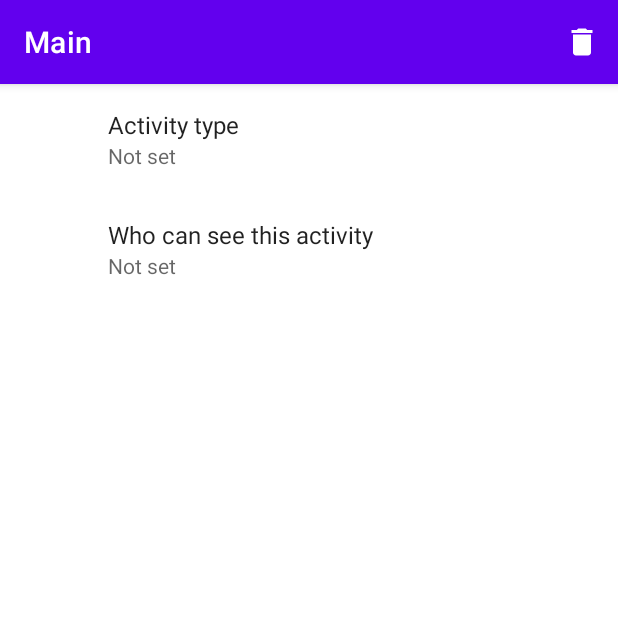
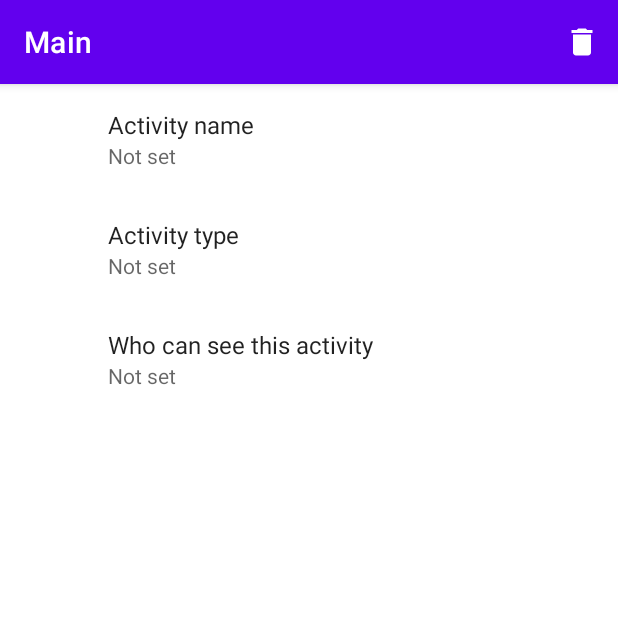
Before and after one commit to AdrianMiozga/Franko, an Android app: the fragment ActivityEditFragment placed in its activity, on a phone screen of 412 x 824 dp, the top half of it. Run offline under Robolectric (Android 15) with nearby library versions, the phone set to English and light mode, and no system bars; our stand-ins replace Dagger/Hilt's generated code, Firebase (no records; nobody signed in at launch, a user with empty details on screens opened directly), androidx.preference, navigation-ui; libraries missing offline, so code that uses them is left out: com.firebase.ui; 6 statements that could not run were skipped.

Commit message:
Ability to change activity name

```diff
--- a/app/src/main/java/org/wentura/franko/Constants.kt
+++ b/app/src/main/java/org/wentura/franko/Constants.kt
@@ -39,6 +39,7 @@ object Constants {
     const val WHO_CAN_SEE_MY_FOLLOWING_COUNT = "whoCanSeeMyFollowingCount"
     const val ACTIVITY_TYPE_KEY = ACTIVITY
     const val WHO_CAN_SEE_THIS_ACTIVITY = "whoCanSeeThisActivity"
+    const val ACTIVITY_NAME = "activityName"
 
     // Map Settings
     const val DEFAULT_ZOOM = 17F
--- a/app/src/main/java/org/wentura/franko/activities/ActivityAdapter.kt
+++ b/app/src/main/java/org/wentura/franko/activities/ActivityAdapter.kt
@@ -74,6 +74,7 @@ class ActivityAdapter(private val paths: List<Path>) :
 
             title.text = context.getString(
                 R.string.activity_title,
+                paths[position].activityName,
                 paths[position].activity,
                 date
             )
--- a/app/src/main/java/org/wentura/franko/activity/ActivityFragment.kt
+++ b/app/src/main/java/org/wentura/franko/activity/ActivityFragment.kt
@@ -58,7 +58,7 @@ class ActivityFragment : Fragment(R.layout.fragment_activity),
             val date = dateFormatter.format(TimeUnit.SECONDS.toMillis(startTime))
 
             activityTitle.text = requireContext()
-                .getString(R.string.activity_title, path.activity, date)
+                .getString(R.string.activity_title, path.activityName, path.activity, date)
 
             val timeFormatter = SimpleDateFormat("HH:mm:ss", Locale.US)
 
--- a/app/src/main/java/org/wentura/franko/activityedit/ActivityEditFragment.kt
+++ b/app/src/main/java/org/wentura/franko/activityedit/ActivityEditFragment.kt
@@ -6,6 +6,7 @@ import androidx.appcompat.app.AlertDialog
 import androidx.fragment.app.viewModels
 import androidx.navigation.Navigation
 import androidx.navigation.fragment.navArgs
+import androidx.preference.EditTextPreference
 import androidx.preference.ListPreference
 import androidx.preference.PreferenceFragmentCompat
 import dagger.hilt.android.AndroidEntryPoint
@@ -69,6 +70,7 @@ class ActivityEditFragment : PreferenceFragmentCompat() {
         val whoCanSeeThisActivity: ListPreference? = preferenceManager.findPreference(
             Constants.WHO_CAN_SEE_THIS_ACTIVITY
         )
+        val activityName: EditTextPreference? = preferenceManager.findPreference(Constants.ACTIVITY_NAME)
 
         activityViewModel.getCurrentActivity().observe(viewLifecycleOwner) { activity ->
             if (activity == null) return@observe
@@ -86,6 +88,10 @@ class ActivityEditFragment : PreferenceFragmentCompat() {
 
                 whoCanSeeThisActivity.setValueIndex(if (index == -1) 0 else index)
             }
+
+            activityName?.let {
+                activityName.text = activity.activityName
+            }
         }
 
         setHasOptionsMenu(true)
--- a/app/src/main/java/org/wentura/franko/activityedit/DataStoreActivity.kt
+++ b/app/src/main/java/org/wentura/franko/activityedit/DataStoreActivity.kt
@@ -40,7 +40,7 @@ class DataStoreActivity(
             .document(uid)
             .collection(Constants.PATHS)
             .document(activityId)
-            .update(key, value)
+            .update(key, value?.trim())
     }
 
     override fun getString(key: String?, defValue: String?): String? {
--- a/app/src/main/java/org/wentura/franko/data/Path.kt
+++ b/app/src/main/java/org/wentura/franko/data/Path.kt
@@ -7,6 +7,7 @@ data class Path(
     val endTime: Long? = null,
     val path: List<HashMap<String, Double>>? = null,
     val activity: String? = null,
+    val activityName: String? = "",
     val whoCanSeeThisActivity: String? = null
 ) {
     @DocumentId
--- a/app/src/main/java/org/wentura/franko/settings/DataStore.kt
+++ b/app/src/main/java/org/wentura/franko/settings/DataStore.kt
@@ -33,7 +33,7 @@ class DataStore : PreferenceDataStore() {
 
         db.collection(Constants.USERS)
             .document(uid)
-            .update(key, value)
+            .update(key, value?.trim())
     }
 
     override fun getString(key: String?, defValue: String?): String? {
--- a/app/src/main/res/values/strings.xml
+++ b/app/src/main/res/values/strings.xml
@@ -5,7 +5,7 @@
     <string name="web_client_id" translatable="false">697835097785-clv6a0at4khvnbfloed5h1l7d988ikj4.apps.googleusercontent.com</string>
 
     <string name="time_span" translatable="false">%s - %s</string>
-    <string name="activity_title" translatable="false">%s (%s)</string>
+    <string name="activity_title" translatable="false">%s (%s, %s)</string>
 
     <string name="sample_user_name" translatable="false">Pascal Winters</string>
     <string name="sample_city" translatable="false">New York</string>
@@ -67,6 +67,7 @@
     <string name="location_permissions_needed_dialog_message">This app needs the Location permission, please accept to use location functionality</string>
     <string name="activity_type">Activity type</string>
     <string name="who_can_see_this_activity">Who can see this activity</string>
+    <string name="activity_name">Activity name</string>
 
     <!-- String plurals -->
     <plurals name="number_following">
--- a/app/src/main/res/xml/preferences_activity.xml
+++ b/app/src/main/res/xml/preferences_activity.xml
@@ -1,6 +1,11 @@
 <?xml version="1.0" encoding="utf-8"?>
 <PreferenceScreen
     xmlns:app="http://schemas.android.com/apk/res-auto">
+
+    <EditTextPreference
+        app:key="activityName"
+        app:title="@string/activity_name"
+        app:useSimpleSummaryProvider="true" />
 
     <ListPreference
         app:entries="@array/activities_array"
```
Also changed, not shown: 1 other file.
